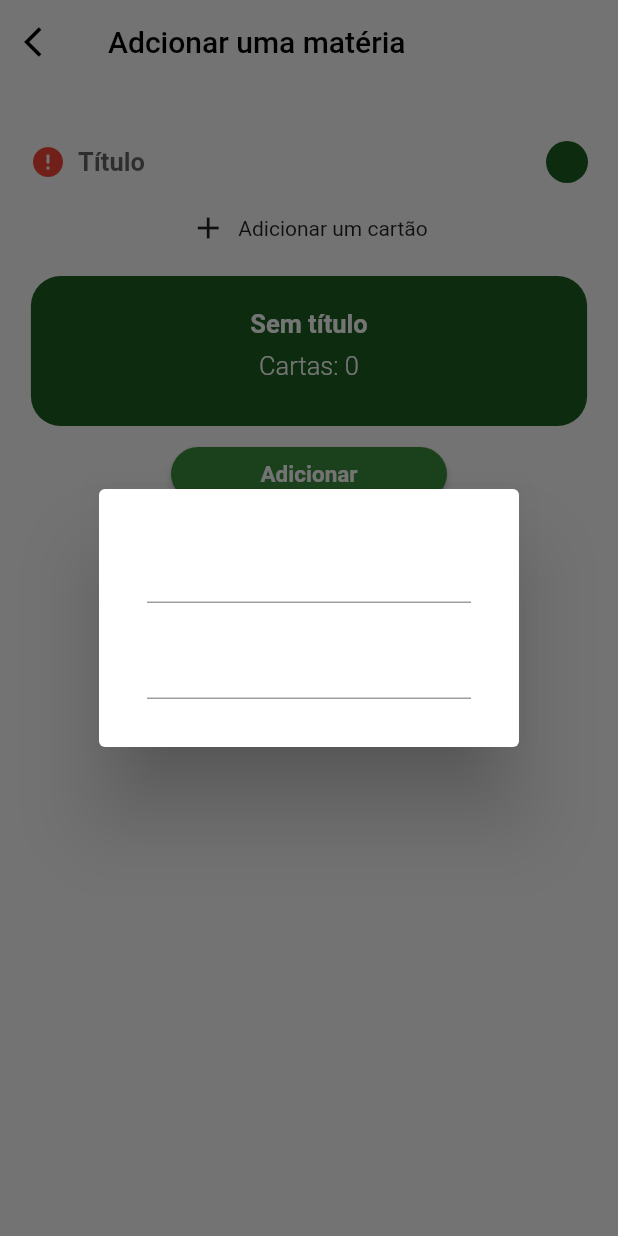
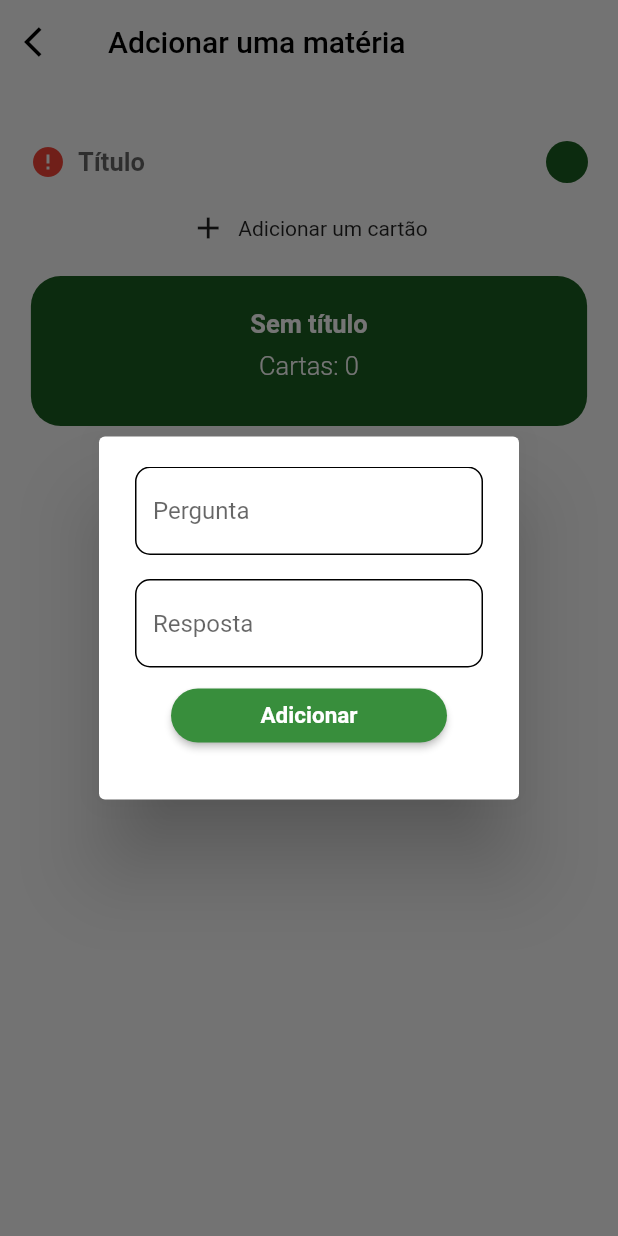
Before and after one commit to diegodanielsantana00/vexa_flashcards, a Flutter app: the AddMetter screen opened directly, after a tap on "Adicionar um cartão", on a phone screen of 412 x 824 dp. Run offline on Flutter 3.47's test engine with Material 2 defaults, Android fonts, the light colour scheme and no system bars; our stand-ins replace sqflite, yaml; accounts and stored records are empty.

Commit message:
03-11-2022 -- > Change name Card to Cards in models, building modal add card

```diff
--- /dev/null
+++ b/lib/Screens/Card/Widgets/add_card_widgets.dart
@@ -0,0 +1,127 @@
+// ignore_for_file: prefer_const_constructors
+
+import 'package:flutter/material.dart';
+import 'package:vexa_flashcards/Common/GlobalFunctions.dart';
+import 'package:vexa_flashcards/Screens/Home/Models/Cards.dart';
+
+class AddCardWidgets {
+  bool errorQuestion = false;
+  TextEditingController questionEditingController = TextEditingController();
+
+  modalAddWidget(BuildContext context) {
+    return showDialog(
+        context: context,
+        builder: (BuildContext context) {
+          return AlertDialog(
+            content: Stack(
+              //overflow: Overflow.visible,
+              children: <Widget>[
+                Positioned(
+                  right: -40.0,
+                  top: -40.0,
+                  child: InkResponse(
+                    onTap: () {
+                      Navigator.of(context).pop();
+                    },
+                    child: CircleAvatar(
+                      child: Icon(Icons.close),
+                      backgroundColor: Colors.red,
+                    ),
+                  ),
+                ),
+                Column(
+                  mainAxisSize: MainAxisSize.min,
+                  children: <Widget>[
+                    TextFormField(
+                      decoration: InputDecoration(
+                        // errorBorder: OutlineInputBorder(
+                        //   borderSide: BorderSide(
+                        //     color: Colors.red,
+                        //   ),
+                        //   borderRadius: BorderRadius.circular(10.0),
+                        // ),
+                        disabledBorder: OutlineInputBorder(
+                          borderSide: BorderSide(
+                            color: Colors.grey[600] ?? Colors.grey,
+                          ),
+                          borderRadius: BorderRadius.circular(10.0),
+                        ),
+                        enabledBorder: OutlineInputBorder(
+                          borderSide: BorderSide(
+                            color: Colors.black,
+                          ),
+                          borderRadius: BorderRadius.circular(10.0),
+                        ),
+                        focusedBorder: OutlineInputBorder(
+                          borderSide: BorderSide(
+                            color: Colors.black,
+                          ),
+                          borderRadius: BorderRadius.circular(10.0),
+                        ),
+                        hintText: "Pergunta",
+                        //errorText: errorQuestion ? "Ooops, something is not right!" : "",
+                        //errorStyle: TextStyle(color: Colors.red, fontWeight: FontWeight.bold)
+                      ),
+                      controller: questionEditingController
+                    ),
+                    Padding(
+                      padding: const EdgeInsets.only(top: 16.0),
+                      child: TextField(
+                        decoration: InputDecoration(
+                          // errorBorder: OutlineInputBorder(
+                          //   borderSide: BorderSide(
+                          //     color: Colors.red,
+                          //   ),
+                          //   borderRadius: BorderRadius.circular(10.0),
+                          // ),
+                          disabledBorder: OutlineInputBorder(
+                            borderSide: BorderSide(
+                              color: Colors.grey[600] ?? Colors.grey,
+                            ),
+                            borderRadius: BorderRadius.circular(10.0),
+                          ),
+                          enabledBorder: OutlineInputBorder(
+                            borderSide: BorderSide(
+                              color: Colors.black,
+                            ),
+                            borderRadius: BorderRadius.circular(10.0),
+                          ),
+                          focusedBorder: OutlineInputBorder(
+                            borderSide: BorderSide(
+                              color: Colors.black,
+                            ),
+                            borderRadius: BorderRadius.circular(10.0),
+                          ),
+                          hintText: "Resposta",
+                          //errorText: "Ooops, something is not right!",
+                          //errorStyle: TextStyle(color: Colors.red, fontWeight: FontWeight.bold)
+                        ),
+                      ),
+                    ),
+                    ButtonAdd(context, (){
+                      Navigator.pop(context, Cards(
+                        question: questionEditingController.text
+                      ));
+                    }),
+
+
+                  ],
+                ),
+              ],
+            ),
+          );
+        });
+  }
+
+
+  Widget ButtonAdd(BuildContext context, Function() function) {
+    return SizedBox(
+      width: 200,
+      child: Padding(
+        padding: const EdgeInsets.all(8.0),
+        child: ElevatedButton(
+            style: styleButtonDefaut(Colors.green[700]), onPressed: function, child: Text("Adicionar", style: TextStyle(fontSize: 15, fontWeight: FontWeight.w700, color: Colors.white))),
+      ),
+    );
+  }
+}
--- a/lib/Screens/Home/Models/Card.dart
+++ b/lib/Screens/Home/Models/Cards.dart
@@ -1,6 +1,6 @@
 // ignore_for_file: non_constant_identifier_names, file_names
-class Card {
-  Card({this.id, this.id_matter, this.question, this.answer});
+class Cards {
+  Cards({this.id, this.id_matter, this.question, this.answer});
 
   int? id;
   int? id_matter;
@@ -17,7 +17,7 @@ class Card {
     return map;
   }
 
-  Card.fromMap(Map<String, dynamic> map) {
+  Cards.fromMap(Map<String, dynamic> map) {
     id = map['id'];
     id_matter = map['id_matter'];
     question = map['question'];
--- a/lib/Screens/Matter/Widget/add_matter_widgets.dart
+++ b/lib/Screens/Matter/Widget/add_matter_widgets.dart
@@ -3,6 +3,8 @@
 import 'package:flutter/material.dart';
 import 'package:vexa_flashcards/Common/GlobalFunctions.dart';
 import 'package:vexa_flashcards/Common/Navigator.dart';
+import 'package:vexa_flashcards/Screens/Card/Widgets/add_card_widgets.dart';
+import 'package:vexa_flashcards/Screens/Home/Models/Cards.dart';
 
 class AddMatterWigdet {
   TextEditingController titleEditingController = TextEditingController();
@@ -10,6 +12,7 @@ class AddMatterWigdet {
   Color? selectColorOption = Colors.green[900];
   String colorString = Colors.green[900].toString();
   bool boolValidationTitle = true;
+  AddCardWidgets addCardWidgets = AddCardWidgets();
 
   Widget TitleTextField(BuildContext context) {
     return Row(
@@ -132,66 +135,19 @@ class AddMatterWigdet {
 
   Widget AddCardbutton(BuildContext context) {
     return GestureDetector(
-      onTap: () {
-        showDialog(
-                context: context,
-                builder: (BuildContext context) {
-                  return AlertDialog(
-                    content: Stack(
-                      //overflow: Overflow.visible,
-                      children: <Widget>[
-                        Positioned(
-                          right: -40.0,
-                          top: -40.0,
-                          child: InkResponse(
-                            onTap: () {
-                              Navigator.of(context).pop();
-                            },
-                            child: CircleAvatar(
-                              child: Icon(Icons.close),
-                              backgroundColor: Colors.red,
-                            ),
-                          ),
-                        ),
-                        Form(
-                          //key: _formKey,
-                          child: Column(
-                            mainAxisSize: MainAxisSize.min,
-                            children: <Widget>[
-                              Padding(
-                                padding: EdgeInsets.all(8.0),
-                                child: TextFormField(),
-                              ),
-                              Padding(
-                                padding: EdgeInsets.all(8.0),
-                                child: TextFormField(),
-                              ),
-                              // Padding(
-                              //   padding: const EdgeInsets.all(8.0),
-                              //   child: RaisedButton(
-                              //     child: Text("Submitß"),
-                              //     onPressed: () {
-                              //       if (_formKey.currentState.validate()) {
-                              //         _formKey.currentState.save();
-                              //       }
-                              //     },
-                              //   ),
-                              // )
-                            ],
-                          ),
-                        ),
-                      ],
-                    ),
-                  );
-                });
+      onTap: () async {
+        Cards cardAux = await addCardWidgets.modalAddWidget(context);
+        print(cardAux.question);
       },
       child: Row(
         mainAxisAlignment: MainAxisAlignment.center,
+        // ignore: prefer_const_literals_to_create_immutables
         children: [
           Padding(
-            padding: const EdgeInsets.only(right: 8.0),
+            padding: EdgeInsets.only(right: 8.0),
             child: Icon(Icons.add),
-          ), Text("Adicionar um cartão")
+          ),
+          Text("Adicionar um cartão")
         ],
       ),
     );
```
